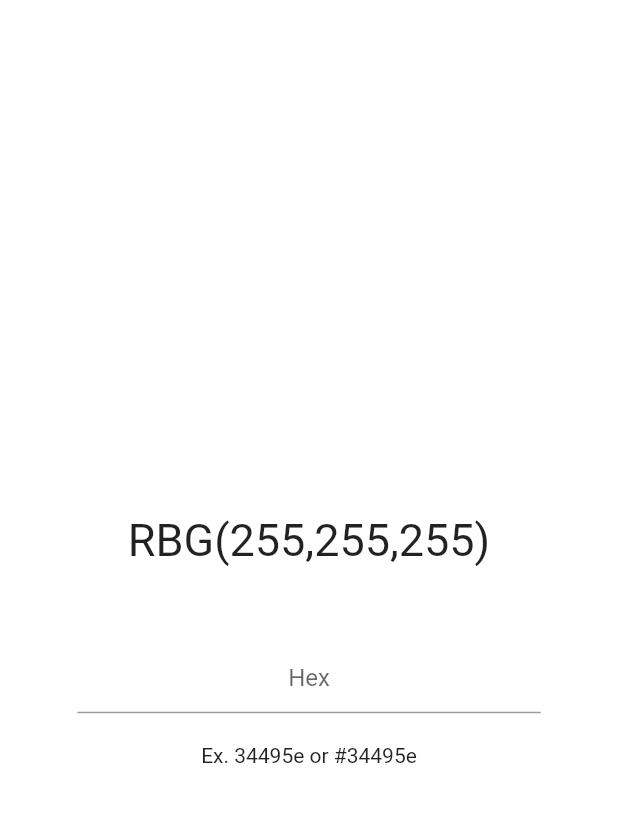
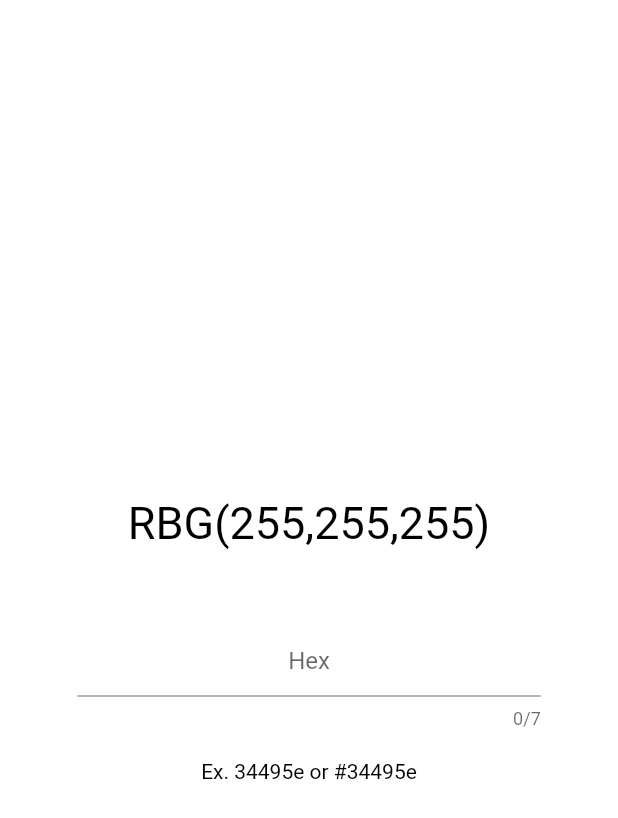
Before and after one commit to Jansalvador1445/flutter-hex2rgb, a Flutter app: the screen it shows after launch, on a phone screen of 412 x 824 dp. Shown: the top 818 px of the screen. Run offline on Flutter 3.47's test engine with Material 2 defaults, Android fonts, the phone set to English and light mode, and no system bars.

Commit message:
Added Max item and text color

```diff
--- a/lib/main.dart
+++ b/lib/main.dart
@@ -28,6 +28,7 @@ class _MyHomePageState extends State<MyHomePage> {
   double _screenWidth;
   int _backgroundColor = 0xFFffffff;
   String _rgbString = "RBG(255,255,255)";
+  Color _inputColor = Color.fromRGBO(0, 0, 0, 1.0);
 
   void _onConvert(String value) {
     setState(() {
@@ -38,16 +39,22 @@ class _MyHomePageState extends State<MyHomePage> {
   _backgroundColorConverter(String _hexColor) {
     _hexColor = _hexColor.replaceAll("#", "");
 
-    if (_hexColor.length < 6) _hexColor += "ffffff";
+    if (_hexColor.length < 6) {
+      _hexColor += "ffffff";
+      _inputColor = Color.fromRGBO(0, 0, 0, 1.0);
+    }
 
     _backgroundColor = int.parse("0xFF$_hexColor");
 
     //Convert Hex to RGB
-    var red = int.parse(_hexColor.substring(0, 2), radix: 16);
-    var blue = int.parse(_hexColor.substring(2, 4), radix: 16);
-    var green = int.parse(_hexColor.substring(4, 6), radix: 16);
+    var _red = int.parse(_hexColor.substring(0, 2), radix: 16);
+    var _blue = int.parse(_hexColor.substring(2, 4), radix: 16);
+    var _green = int.parse(_hexColor.substring(4, 6), radix: 16);
 
-    _rgbString = "RGB($red,$blue,$green)";
+    _rgbString = "RGB($_red,$_blue,$_green)";
+
+    //Foreground Color
+    _inputColor = Color.fromRGBO((_red - 50), (_blue - 50), (_green - 50), 1.0);
 
     return _backgroundColor;
   }
@@ -63,7 +70,10 @@ class _MyHomePageState extends State<MyHomePage> {
           Container(
             child: Text(
               _rgbString,
-              style: TextStyle(fontSize: 30),
+              style: TextStyle(
+                fontSize: 30,
+                color: _inputColor,
+              ),
             ),
             padding: EdgeInsets.all(50),
           ),
@@ -77,16 +87,25 @@ class _MyHomePageState extends State<MyHomePage> {
                 TextField(
                   textAlign: TextAlign.center,
                   style: TextStyle(
-                      // color: Color(0xffffffff),
-                      ),
+                    color: _inputColor,
+                  ),
                   decoration: InputDecoration(
-                    // border: InputBorder.none,
+                    focusedBorder: UnderlineInputBorder(
+                        borderSide: BorderSide(
+                      color: _inputColor,
+                    )),
                     hintText: 'Hex',
                   ),
                   onChanged: _onConvert,
+                  maxLength: 7,
                 ),
                 Padding(
-                  child: Text("Ex. 34495e or #34495e"),
+                  child: Text(
+                    "Ex. 34495e or #34495e",
+                    style: TextStyle(
+                      color: _inputColor,
+                    ),
+                  ),
                   padding: EdgeInsets.all(20),
                 ),
               ],
```
